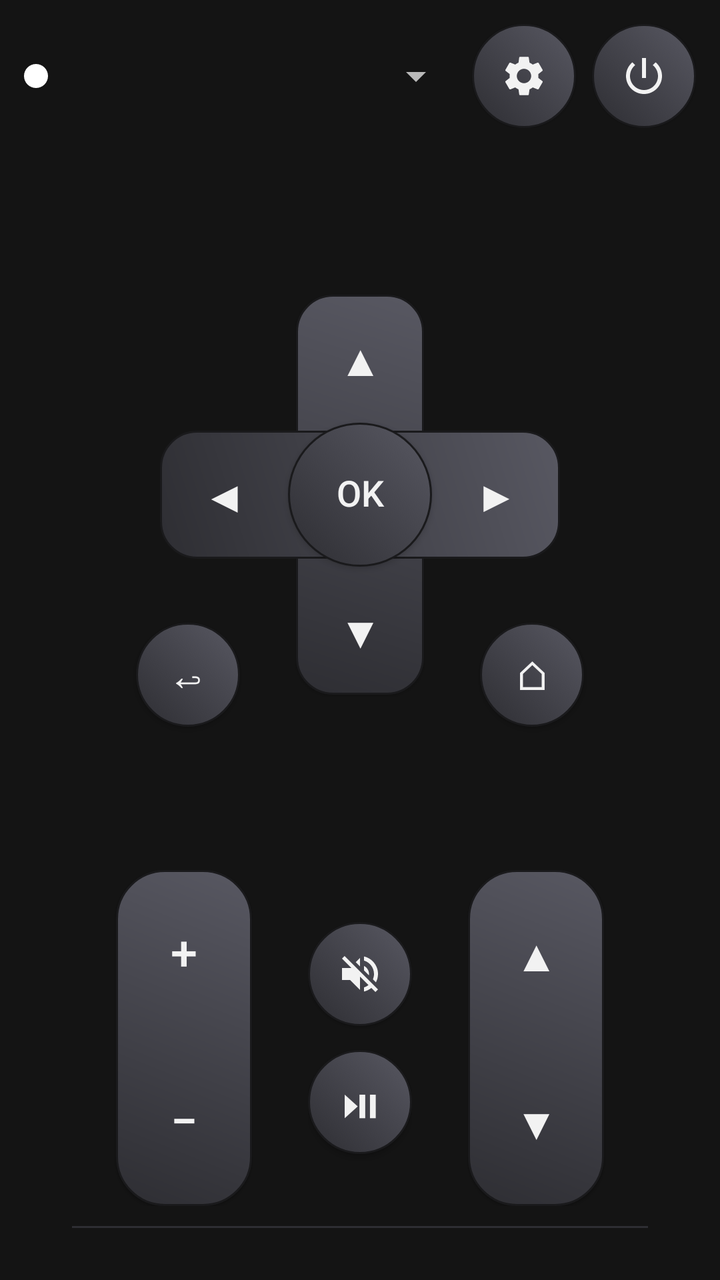
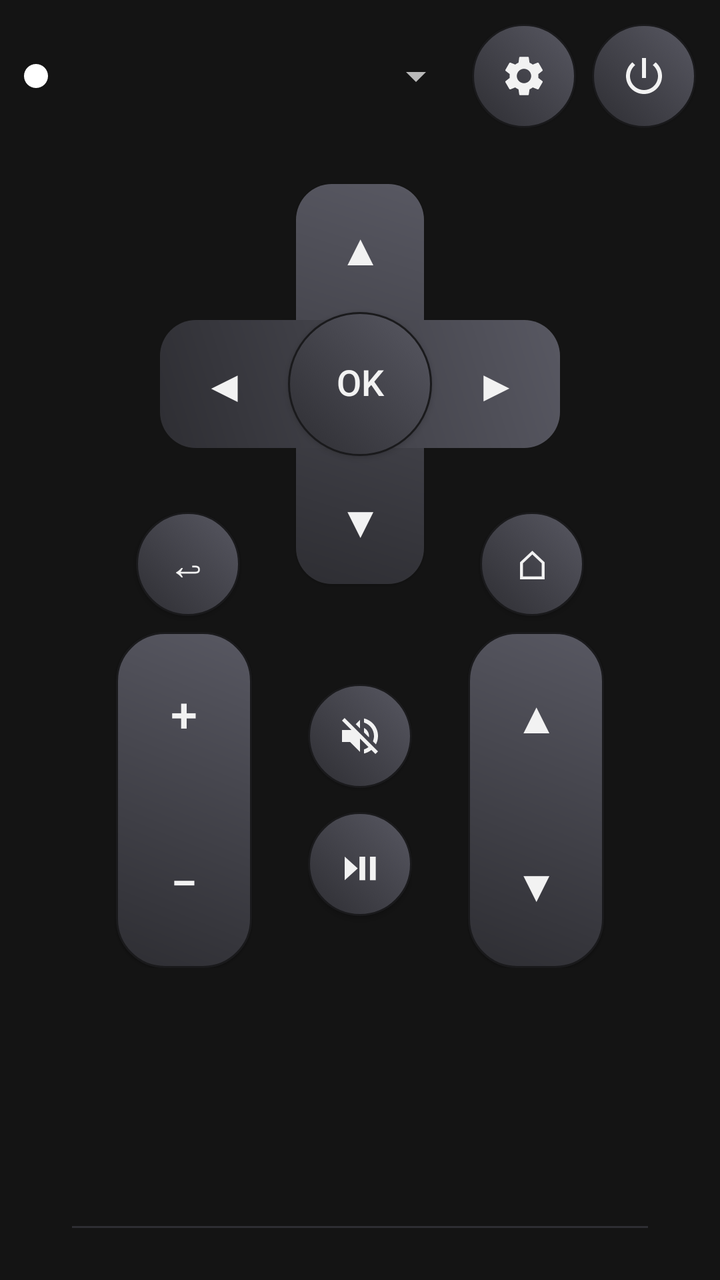

Screens rendered from an Android XML layout before and after an edit, with the pre-edit source and the edit as a unified diff.
<!-- AndroidManifest.xml: application theme Theme.GrafRemote -->
<!-- res/layout/activity_main.xml -->
<?xml version="1.0" encoding="utf-8"?>
<LinearLayout xmlns:android="http://schemas.android.com/apk/res/android"
    android:layout_width="match_parent"
    android:layout_height="match_parent"
    android:orientation="vertical"
    android:padding="12dp">

    
    <LinearLayout
        android:layout_width="match_parent"
        android:layout_height="wrap_content"
        android:gravity="center_vertical"
        android:orientation="horizontal">

        <View
            android:id="@+id/statusDot"
            android:layout_width="12dp"
            android:layout_height="12dp"
            android:layout_marginEnd="8dp"
            android:background="@drawable/status_dot"
            android:contentDescription="Connection status" />

        <Spinner
            android:id="@+id/tvSpinner"
            android:layout_width="0dp"
            android:layout_height="wrap_content"
            android:layout_weight="1" />

        <ImageButton
            android:id="@+id/btnSettings"
            android:layout_width="52dp"
            android:layout_height="52dp"
            android:layout_marginStart="4dp"
            android:background="@drawable/btn_circle_selector"
            android:contentDescription="Setup"
            android:elevation="1dp"
            android:scaleType="center"
            android:src="@drawable/ic_settings" />

        <ImageButton
            android:id="@+id/btnPower"
            android:layout_width="52dp"
            android:layout_height="52dp"
            android:layout_marginStart="8dp"
            android:background="@drawable/btn_circle_selector"
            android:contentDescription="Power"
            android:elevation="1dp"
            android:scaleType="center"
            android:src="@drawable/ic_power" />
    </LinearLayout>

    
    <LinearLayout
        android:layout_width="match_parent"
        android:layout_height="0dp"
        android:layout_weight="1"
        android:gravity="center"
        android:orientation="vertical">

        <RelativeLayout
            android:layout_width="240dp"
            android:layout_height="240dp">

            <View
                android:layout_width="200dp"
                android:layout_height="200dp"
                android:layout_centerInParent="true"
                android:background="@drawable/btn_dpad_cross"
                android:elevation="1dp" />

            <Button
                android:id="@+id/btnUp"
                android:layout_width="64dp"
                android:layout_height="64dp"
                android:layout_above="@id/btnOk"
                android:layout_centerHorizontal="true"
                android:background="@drawable/btn_touch_ripple"
                android:gravity="center"
                android:includeFontPadding="false"
                android:minWidth="0dp"
                android:minHeight="0dp"
                android:text="▲"
                android:textSize="22sp" />

            <Button
                android:id="@+id/btnDown"
                android:layout_width="64dp"
                android:layout_height="64dp"
                android:layout_below="@id/btnOk"
                android:layout_centerHorizontal="true"
                android:background="@drawable/btn_touch_ripple"
                android:gravity="center"
                android:includeFontPadding="false"
                android:minWidth="0dp"
                android:minHeight="0dp"
                android:text="▼"
                android:textSize="22sp" />

            <Button
                android:id="@+id/btnLeft"
                android:layout_width="64dp"
                android:layout_height="64dp"
                android:layout_toStartOf="@id/btnOk"
                android:layout_centerVertical="true"
                android:background="@drawable/btn_touch_ripple"
                android:gravity="center"
                android:includeFontPadding="false"
                android:minWidth="0dp"
                android:minHeight="0dp"
                android:text="◀"
                android:textSize="22sp" />

            <Button
                android:id="@+id/btnRight"
                android:layout_width="64dp"
                android:layout_height="64dp"
                android:layout_toEndOf="@id/btnOk"
                android:layout_centerVertical="true"
                android:background="@drawable/btn_touch_ripple"
                android:gravity="center"
                android:includeFontPadding="false"
                android:minWidth="0dp"
                android:minHeight="0dp"
                android:text="▶"
                android:textSize="22sp" />

            <Button
                android:id="@+id/btnOk"
                android:layout_width="72dp"
                android:layout_height="72dp"
                android:layout_centerInParent="true"
                android:background="@drawable/btn_circle_selector"
                android:elevation="1dp"
                android:gravity="center"
                android:includeFontPadding="false"
                android:minWidth="0dp"
                android:minHeight="0dp"
                android:text="OK"
                android:textSize="18sp" />

            <Button
                android:id="@+id/btnBack"
                android:layout_width="52dp"
                android:layout_height="52dp"
                android:layout_alignParentStart="true"
                android:layout_alignParentBottom="true"
                android:layout_marginStart="8dp"
                android:layout_marginBottom="4dp"
                android:background="@drawable/btn_circle_selector"
                android:contentDescription="Back"
                android:elevation="1dp"
                android:gravity="center"
                android:includeFontPadding="false"
                android:minWidth="0dp"
                android:minHeight="0dp"
                android:text="↩"
                android:textSize="20sp" />

            <Button
                android:id="@+id/btnHome"
                android:layout_width="52dp"
                android:layout_height="52dp"
                android:layout_alignParentEnd="true"
                android:layout_alignParentBottom="true"
                android:layout_marginEnd="8dp"
                android:layout_marginBottom="4dp"
                android:background="@drawable/btn_circle_selector"
                android:contentDescription="Home"
                android:elevation="1dp"
                android:gravity="center"
                android:includeFontPadding="false"
                android:minWidth="0dp"
                android:minHeight="0dp"
                android:text="⌂"
                android:textSize="20sp" />
        </RelativeLayout>
    </LinearLayout>

    
    <LinearLayout
        android:layout_width="match_parent"
        android:layout_height="wrap_content"
        android:layout_marginTop="4dp"
        android:gravity="center_horizontal"
        android:orientation="horizontal">

        
        <FrameLayout
            android:layout_width="68dp"
            android:layout_height="168dp"
            android:background="@drawable/btn_rocker_pill"
            android:elevation="1dp">

            <LinearLayout
                android:layout_width="match_parent"
                android:layout_height="match_parent"
                android:orientation="vertical">

                <Button
                    android:id="@+id/btnVolUp"
                    android:layout_width="match_parent"
                    android:layout_height="0dp"
                    android:layout_weight="1"
                    android:background="@drawable/btn_touch_ripple"
                    android:gravity="center"
                    android:includeFontPadding="false"
                    android:minWidth="0dp"
                    android:minHeight="0dp"
                    android:text="+"
                    android:textSize="24sp" />

                <Button
                    android:id="@+id/btnVolDown"
                    android:layout_width="match_parent"
                    android:layout_height="0dp"
                    android:layout_weight="1"
                    android:background="@drawable/btn_touch_ripple"
                    android:gravity="center"
                    android:includeFontPadding="false"
                    android:minWidth="0dp"
                    android:minHeight="0dp"
                    android:text="−"
                    android:textSize="24sp" />
            </LinearLayout>
        </FrameLayout>

        
        <LinearLayout
            android:layout_width="wrap_content"
            android:layout_height="168dp"
            android:layout_marginStart="28dp"
            android:layout_marginEnd="28dp"
            android:gravity="center"
            android:orientation="vertical">

            <ImageButton
                android:id="@+id/btnMute"
                android:layout_width="52dp"
                android:layout_height="52dp"
                android:background="@drawable/btn_circle_selector"
                android:contentDescription="Mute"
                android:elevation="1dp"
                android:scaleType="center"
                android:src="@drawable/ic_mute" />

            <Button
                android:id="@+id/btnPlayPause"
                android:layout_width="52dp"
                android:layout_height="52dp"
                android:layout_marginTop="12dp"
                android:background="@drawable/btn_circle_selector"
                android:contentDescription="Play/Pause"
                android:elevation="1dp"
                android:gravity="center"
                android:includeFontPadding="false"
                android:minWidth="0dp"
                android:minHeight="0dp"
                android:text="⏯"
                android:textSize="20sp" />
        </LinearLayout>

        
        <FrameLayout
            android:layout_width="68dp"
            android:layout_height="168dp"
            android:background="@drawable/btn_rocker_pill"
            android:elevation="1dp">

            <LinearLayout
                android:layout_width="match_parent"
                android:layout_height="match_parent"
                android:orientation="vertical">

                <Button
                    android:id="@+id/btnChUp"
                    android:layout_width="match_parent"
                    android:layout_height="0dp"
                    android:layout_weight="1"
                    android:background="@drawable/btn_touch_ripple"
                    android:gravity="center"
                    android:includeFontPadding="false"
                    android:minWidth="0dp"
                    android:minHeight="0dp"
                    android:text="▲"
                    android:textSize="22sp" />

                <Button
                    android:id="@+id/btnChDown"
                    android:layout_width="match_parent"
                    android:layout_height="0dp"
                    android:layout_weight="1"
                    android:background="@drawable/btn_touch_ripple"
                    android:gravity="center"
                    android:includeFontPadding="false"
                    android:minWidth="0dp"
                    android:minHeight="0dp"
                    android:text="▼"
                    android:textSize="22sp" />
            </LinearLayout>
        </FrameLayout>
    </LinearLayout>

    
    <View
        android:layout_width="match_parent"
        android:layout_height="1dp"
        android:layout_marginStart="24dp"
        android:layout_marginTop="10dp"
        android:layout_marginEnd="24dp"
        android:layout_marginBottom="6dp"
        android:background="#2E2E33" />

    <HorizontalScrollView
        android:layout_width="match_parent"
        android:layout_height="wrap_content">

        <LinearLayout
            android:id="@+id/appsRow"
            android:layout_width="wrap_content"
            android:layout_height="wrap_content"
            android:orientation="horizontal"
            android:paddingTop="4dp"
            android:paddingBottom="4dp" />
    </HorizontalScrollView>
</LinearLayout>
<!-- resources referenced by this layout -->
<resources>
  <!-- drawable btn_circle_selector (drawable) -->
  <?xml version="1.0" encoding="utf-8"?>
  <selector xmlns:android="http://schemas.android.com/apk/res/android">
      <item android:drawable="@drawable/btn_circle_pressed" android:state_pressed="true" />
      <item android:drawable="@drawable/btn_circle" />
  </selector>
  <!-- drawable btn_dpad_cross (drawable) -->
  <?xml version="1.0" encoding="utf-8"?>
  <layer-list xmlns:android="http://schemas.android.com/apk/res/android">
      <item
          android:width="64dp"
          android:height="200dp"
          android:gravity="center">
          <shape android:shape="rectangle">
              <gradient
                  android:angle="45"
                  android:startColor="#2E2E33"
                  android:endColor="#585862" />
              <corners android:radius="18dp" />
              <stroke
                  android:width="1dp"
                  android:color="#1A1A1C" />
          </shape>
      </item>
      <item
          android:width="200dp"
          android:height="64dp"
          android:gravity="center">
          <shape android:shape="rectangle">
              <gradient
                  android:angle="45"
                  android:startColor="#2E2E33"
                  android:endColor="#585862" />
              <corners android:radius="18dp" />
              <stroke
                  android:width="1dp"
                  android:color="#1A1A1C" />
          </shape>
      </item>
  </layer-list>
  <!-- drawable btn_rocker_pill (drawable) -->
  <?xml version="1.0" encoding="utf-8"?>
  <shape xmlns:android="http://schemas.android.com/apk/res/android"
      android:shape="rectangle">
      <gradient
          android:angle="45"
          android:startColor="#2E2E33"
          android:endColor="#585862" />
      <corners android:radius="24dp" />
      <stroke
          android:width="1dp"
          android:color="#1A1A1C" />
  </shape>
  <!-- drawable btn_touch_ripple (drawable) -->
  <?xml version="1.0" encoding="utf-8"?>
  <ripple xmlns:android="http://schemas.android.com/apk/res/android"
      android:color="#33FFFFFF">
      <item android:drawable="@android:color/transparent" />
  </ripple>
  <!-- drawable status_dot (drawable) -->
  <?xml version="1.0" encoding="utf-8"?>
  <shape xmlns:android="http://schemas.android.com/apk/res/android"
      android:shape="oval">
      
      <solid android:color="#FFFFFF" />
      <size
          android:width="12dp"
          android:height="12dp" />
  </shape>
  <style name="Theme.GrafRemote" parent="android:Theme.Material.NoActionBar">
          <item name="android:windowBackground">#141414</item>
          <item name="android:textColor">#f2f2f2</item>
          <item name="android:colorAccent">#4da3ff</item>
      </style>
  <!-- drawable btn_circle_pressed (drawable) -->
  <?xml version="1.0" encoding="utf-8"?>
  <shape xmlns:android="http://schemas.android.com/apk/res/android"
      android:shape="oval">
      <gradient
          android:angle="45"
          android:startColor="#222226"
          android:endColor="#3D3D45" />
      <stroke
          android:width="1dp"
          android:color="#101012" />
  </shape>
  <!-- drawable btn_circle (drawable) -->
  <?xml version="1.0" encoding="utf-8"?>
  <shape xmlns:android="http://schemas.android.com/apk/res/android"
      android:shape="oval">
      <gradient
          android:angle="45"
          android:startColor="#2E2E33"
          android:endColor="#585862" />
      <stroke
          android:width="1dp"
          android:color="#1A1A1C" />
  </shape>
  <!-- unchanged entries left out for length: 3 -->
</resources>

<!-- the commit's change to res/layout/activity_main.xml (unified diff, before → after) -->
@@ -52,8 +52,8 @@
     
     <LinearLayout
         android:layout_width="match_parent"
-        android:layout_height="0dp"
-        android:layout_weight="1"
+        android:layout_height="wrap_content"
+        android:layout_marginTop="8dp"
         android:gravity="center"
         android:orientation="vertical">
 
@@ -303,6 +303,12 @@
     
     <View
         android:layout_width="match_parent"
+        android:layout_height="0dp"
+        android:layout_weight="1" />
+
+    
+    <View
+        android:layout_width="match_parent"
         android:layout_height="1dp"
         android:layout_marginStart="24dp"
         android:layout_marginTop="10dp"
@@ -310,14 +316,17 @@
         android:layout_marginBottom="6dp"
         android:background="#2E2E33" />
 
+    
     <HorizontalScrollView
         android:layout_width="match_parent"
-        android:layout_height="wrap_content">
+        android:layout_height="wrap_content"
+        android:fillViewport="true">
 
         <LinearLayout
             android:id="@+id/appsRow"
-            android:layout_width="wrap_content"
+            android:layout_width="match_parent"
             android:layout_height="wrap_content"
+            android:gravity="center_horizontal"
             android:orientation="horizontal"
             android:paddingTop="4dp"
             android:paddingBottom="4dp" />
<!-- resource entries referenced after the edit -->
@@ -19,9 +19,6 @@
                   android:startColor="#2E2E33"
                   android:endColor="#585862" />
               <corners android:radius="18dp" />
-              <stroke
-                  android:width="1dp"
-                  android:color="#1A1A1C" />
           </shape>
       </item>
       <item
@@ -34,9 +31,6 @@
                   android:startColor="#2E2E33"
                   android:endColor="#585862" />
               <corners android:radius="18dp" />
-              <stroke
-                  android:width="1dp"
-                  android:color="#1A1A1C" />
           </shape>
       </item>
   </layer-list>
